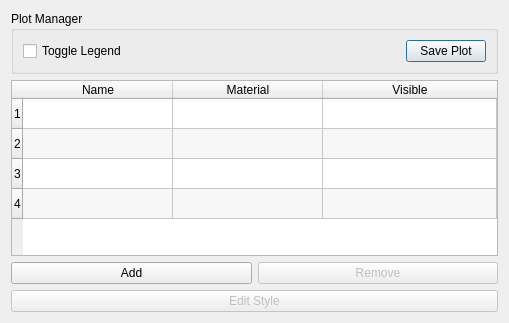
HEXRD/hexrdgui, file hexrd/ui/resources/ui/azimuthal_overlay_manager.ui: the form before one commit.
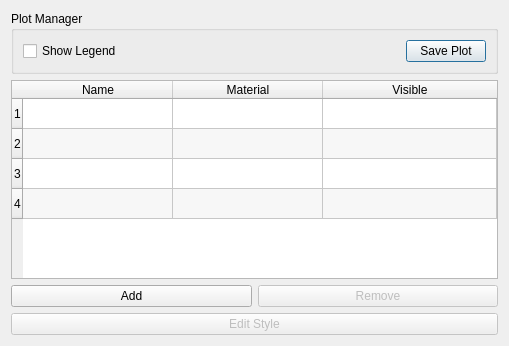
The form after the commit.

What changed in the file:
```diff
--- a/hexrd/ui/resources/ui/azimuthal_overlay_manager.ui
+++ b/hexrd/ui/resources/ui/azimuthal_overlay_manager.ui
@@ -7,7 +7,7 @@
     <x>0</x>
     <y>0</y>
     <width>509</width>
-    <height>323</height>
+    <height>346</height>
    </rect>
   </property>
   <property name="minimumSize">
@@ -29,7 +29,7 @@
       <item>
        <widget class="QCheckBox" name="toggle_legend">
         <property name="text">
-         <string>Toggle Legend</string>
+         <string>Show Legend</string>
         </property>
        </widget>
       </item>
```
Left out of the diff: 2 changed lines with no effect on the pictures.
